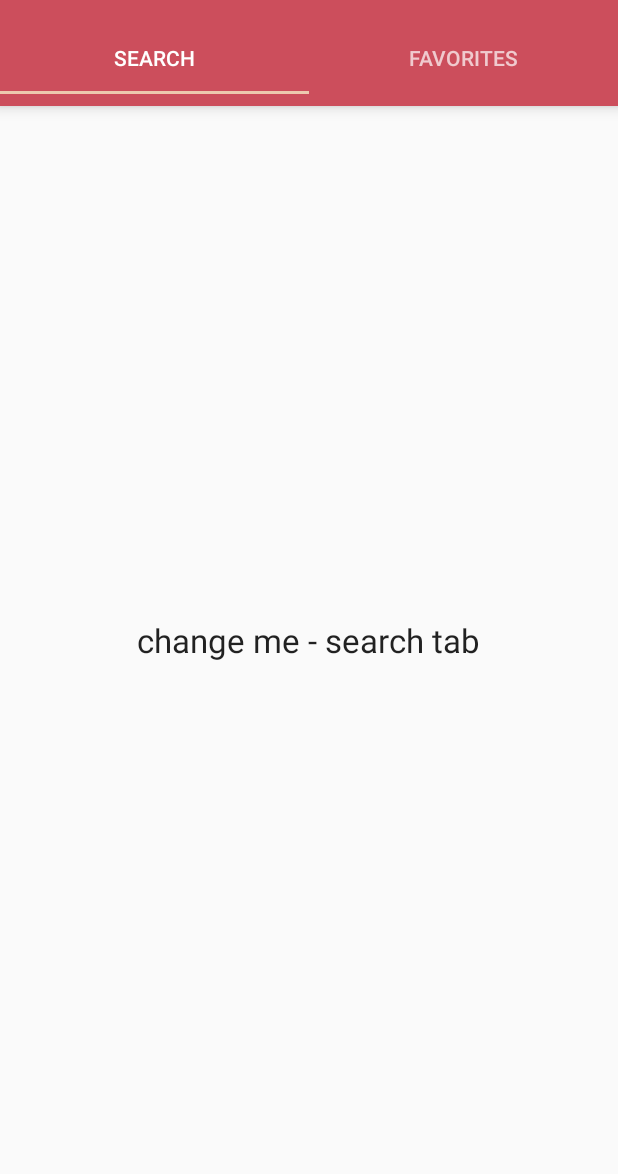
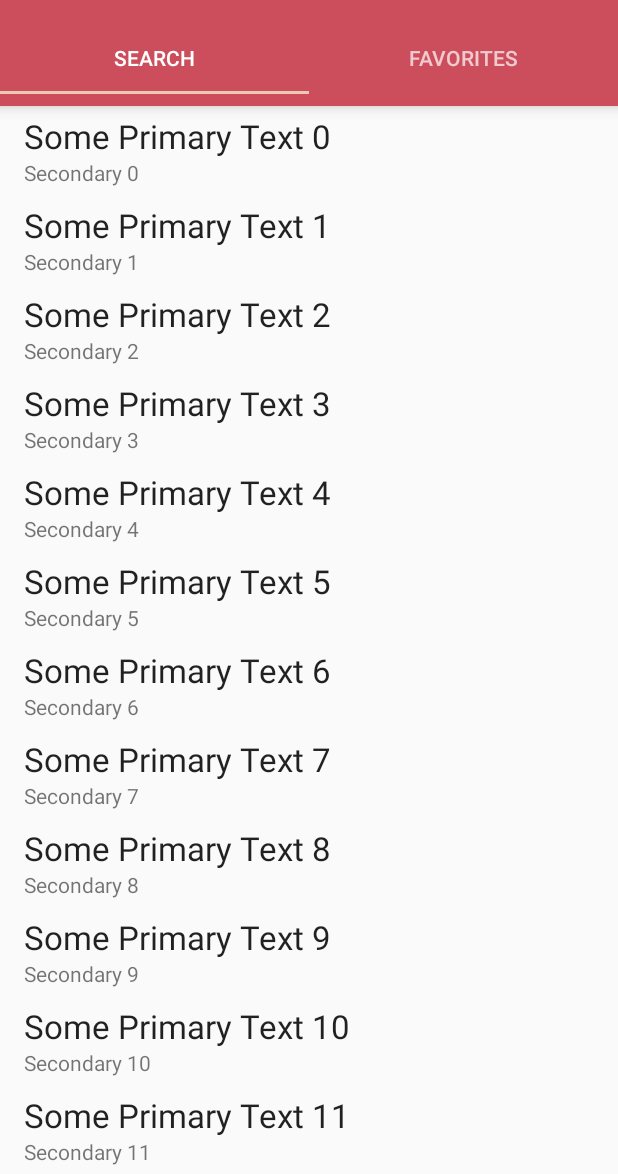
Before and after one commit to chenbok/ZapMap, an Android app: the screen it shows after launch (MainActivity), on a phone screen of 412 x 824 dp, the part 62-1236 px from its top. Run offline under Robolectric (Android 15) with nearby library versions, the phone set to English and light mode, and no system bars.

Commit message:
add recyclerView to search tab

```diff
--- /dev/null
+++ b/app/src/main/java/com/example/chen/zapmap/PlaceObj.java
@@ -0,0 +1,30 @@
+package com.example.chen.zapmap;
+
+/**
+ * Created by user on 25/07/2016.
+ */
+public class PlaceObj {
+    private String mText1;
+    private String mText2;
+
+    PlaceObj (String text1, String text2){
+        mText1 = text1;
+        mText2 = text2;
+    }
+
+    public String getmText1() {
+        return mText1;
+    }
+
+    public void setmText1(String mText1) {
+        this.mText1 = mText1;
+    }
+
+    public String getmText2() {
+        return mText2;
+    }
+
+    public void setmText2(String mText2) {
+        this.mText2 = mText2;
+    }
+}
--- a/app/src/main/java/com/example/chen/zapmap/SearchFragment.java
+++ b/app/src/main/java/com/example/chen/zapmap/SearchFragment.java
@@ -4,12 +4,22 @@ import android.content.Context;
 import android.net.Uri;
 import android.os.Bundle;
 import android.support.v4.app.Fragment;
+import android.support.v7.widget.LinearLayoutManager;
+import android.support.v7.widget.RecyclerView;
+import android.util.Log;
 import android.view.LayoutInflater;
 import android.view.View;
 import android.view.ViewGroup;
 
+import java.util.ArrayList;
+
 
 public class SearchFragment extends Fragment {
+    private RecyclerView mRecyclerView;
+    private RecyclerView.Adapter mAdapter;
+    private RecyclerView.LayoutManager mLayoutManager;
+    private static String LOG_TAG = "RecyclerViewActivity";
+
     // TODO: Rename parameter arguments, choose names that match
     // the fragment initialization parameters, e.g. ARG_ITEM_NUMBER
 //    private static final String ARG_PARAM1 = "param1";
@@ -48,7 +58,42 @@ public class SearchFragment extends Fragment {
     public View onCreateView(LayoutInflater inflater, ViewGroup container,
                              Bundle savedInstanceState) {
         // Inflate the layout for this fragment
-        return inflater.inflate(R.layout.fragment_search, container, false);
+        View v = inflater.inflate(R.layout.fragment_search, container, false);
+
+        mRecyclerView = (RecyclerView) v.findViewById(R.id.searchRecyclerView);
+        mRecyclerView.setHasFixedSize(true);
+        mLayoutManager = new LinearLayoutManager(getActivity());
+        mRecyclerView.setLayoutManager(mLayoutManager);
+        mAdapter = new SearchRecyclerAdapter(getDataSet());
+        mRecyclerView.setAdapter(mAdapter);
+//        RecyclerView.ItemDecoration itemDecoration =
+//                new DividerItemDecoration(this, LinearLayoutManager.VERTICAL);
+//        mRecyclerView.addItemDecoration(itemDecoration);;
+
+
+        return v;
+    }
+
+//    @Override
+//    public void onResume() {
+//        super.onResume();
+//        ((SearchRecyclerAdapter) mAdapter).setOnItemClickListener(new
+//              SearchRecyclerAdapter().MyClickListener() {
+//                  @Override
+//                  public void onItemClick(int position, View v) {
+//                      Log.i(LOG_TAG, " Clicked on Item " + position);
+//                  }
+//              });
+//    }
+
+    private ArrayList<PlaceObj> getDataSet() {
+        ArrayList results = new ArrayList<PlaceObj>();
+        for (int index = 0; index < 20; index++) {
+            PlaceObj obj = new PlaceObj("Some Primary Text " + index,
+                    "Secondary " + index);
+            results.add(index, obj);
+        }
+        return results;
     }
 
     // TODO: Rename method, update argument and hook method into UI event
--- /dev/null
+++ b/app/src/main/java/com/example/chen/zapmap/SearchRecyclerAdapter.java
@@ -0,0 +1,80 @@
+package com.example.chen.zapmap;
+
+import android.support.v7.widget.RecyclerView;
+import android.util.Log;
+import android.view.LayoutInflater;
+import android.view.View;
+import android.view.ViewGroup;
+import android.widget.TextView;
+
+import java.util.ArrayList;
+
+public class SearchRecyclerAdapter extends RecyclerView
+        .Adapter<SearchRecyclerAdapter.DataObjectHolder> {
+    private static String LOG_TAG = "MyRecyclerViewAdapter";
+    private ArrayList<PlaceObj> mDataset;
+    private static MyClickListener myClickListener;
+
+    public static class DataObjectHolder extends RecyclerView.ViewHolder
+            implements View
+            .OnClickListener {
+        TextView label;
+        TextView dateTime;
+
+        public DataObjectHolder(View itemView) {
+            super(itemView);
+            label = (TextView) itemView.findViewById(R.id.textView);
+            dateTime = (TextView) itemView.findViewById(R.id.textView2);
+            Log.i(LOG_TAG, "Adding Listener");
+            itemView.setOnClickListener(this);
+        }
+
+        @Override
+        public void onClick(View v) {
+            myClickListener.onItemClick(getPosition(), v);
+        }
+    }
+
+    public void setOnItemClickListener(MyClickListener myClickListener) {
+        this.myClickListener = myClickListener;
+    }
+
+    public SearchRecyclerAdapter(ArrayList<PlaceObj> myDataset) {
+        mDataset = myDataset;
+    }
+
+    @Override
+    public DataObjectHolder onCreateViewHolder(ViewGroup parent,
+                                               int viewType) {
+        View view = LayoutInflater.from(parent.getContext())
+                .inflate(R.layout.serach_recycler_item, parent, false);
+
+        DataObjectHolder dataObjectHolder = new DataObjectHolder(view);
+        return dataObjectHolder;
+    }
+
+    @Override
+    public void onBindViewHolder(DataObjectHolder holder, int position) {
+        holder.label.setText(mDataset.get(position).getmText1());
+        holder.dateTime.setText(mDataset.get(position).getmText2());
+    }
+
+    public void addItem(PlaceObj placeObj, int index) {
+        mDataset.add(placeObj);
+        notifyItemInserted(index);
+    }
+
+    public void deleteItem(int index) {
+        mDataset.remove(index);
+        notifyItemRemoved(index);
+    }
+
+    @Override
+    public int getItemCount() {
+        return mDataset.size();
+    }
+
+    public interface MyClickListener {
+        public void onItemClick(int position, View v);
+    }
+}
--- a/app/src/main/res/layout/fragment_search.xml
+++ b/app/src/main/res/layout/fragment_search.xml
@@ -5,12 +5,11 @@
     android:orientation="vertical"
     tools:context="com.example.chen.zapmap.SearchFragment">
 
-    <TextView
-        android:id="@+id/textView1"
-        android:layout_width="wrap_content"
-        android:layout_height="wrap_content"
-        android:layout_centerInParent="true"
-        android:text="change me - search tab"
-        android:textAppearance="?android:attr/textAppearanceLarge"/>
+    <android.support.v7.widget.RecyclerView
+        android:id="@+id/searchRecyclerView"
+        android:layout_width="match_parent"
+        android:layout_height="match_parent"
+        android:scrollbars="vertical"/>
+        <!--android:padding="@dimen/activity_vertical_margin"-->
 
 </RelativeLayout>
--- /dev/null
+++ b/app/src/main/res/layout/serach_recycler_item.xml
@@ -0,0 +1,25 @@
+<?xml version="1.0" encoding="utf-8"?>
+<LinearLayout xmlns:android="http://schemas.android.com/apk/res/android"
+    android:orientation="vertical"
+    android:layout_width="match_parent"
+    android:layout_height="wrap_content">
+
+    <TextView
+        android:id="@+id/textView"
+        android:layout_width="wrap_content"
+        android:layout_height="wrap_content"
+        android:paddingLeft="@dimen/activity_horizontal_margin"
+        android:paddingTop="5dp"
+        android:text="Large Text"
+        android:textAppearance="?android:attr/textAppearanceLarge" />
+
+    <TextView
+        android:id="@+id/textView2"
+        android:layout_width="wrap_content"
+        android:layout_height="wrap_content"
+        android:paddingBottom="5dp"
+        android:paddingLeft="@dimen/activity_horizontal_margin"
+        android:text="Small Text"
+        android:textAppearance="?android:attr/textAppearanceSmall" />
+
+</LinearLayout>
```
